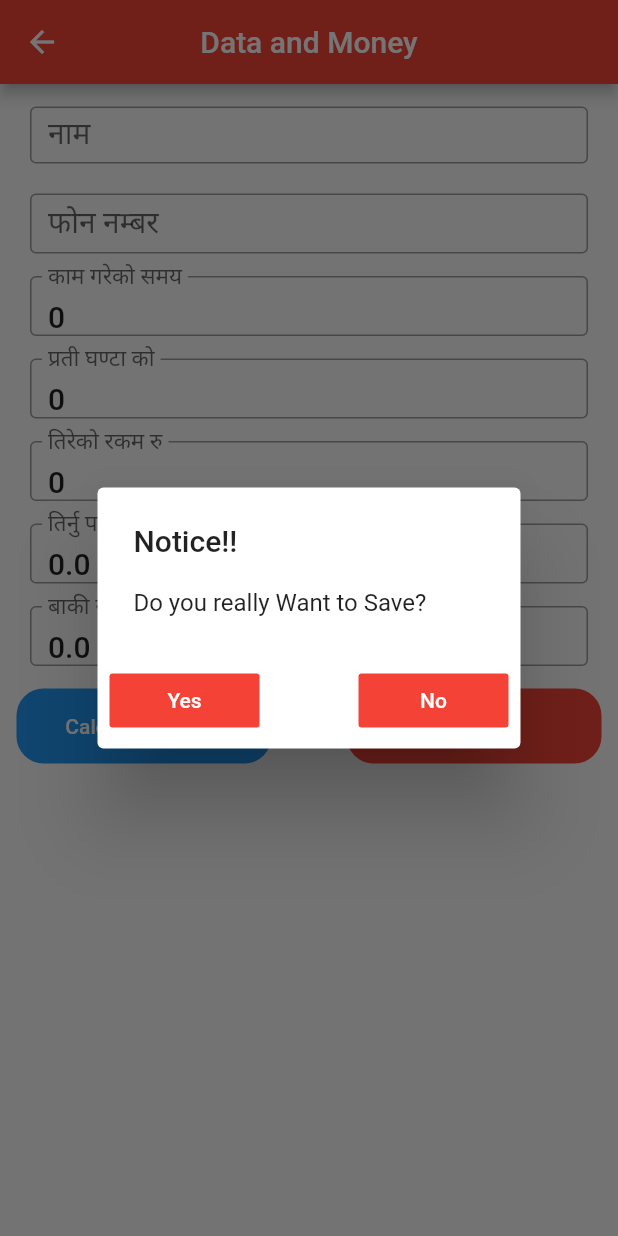
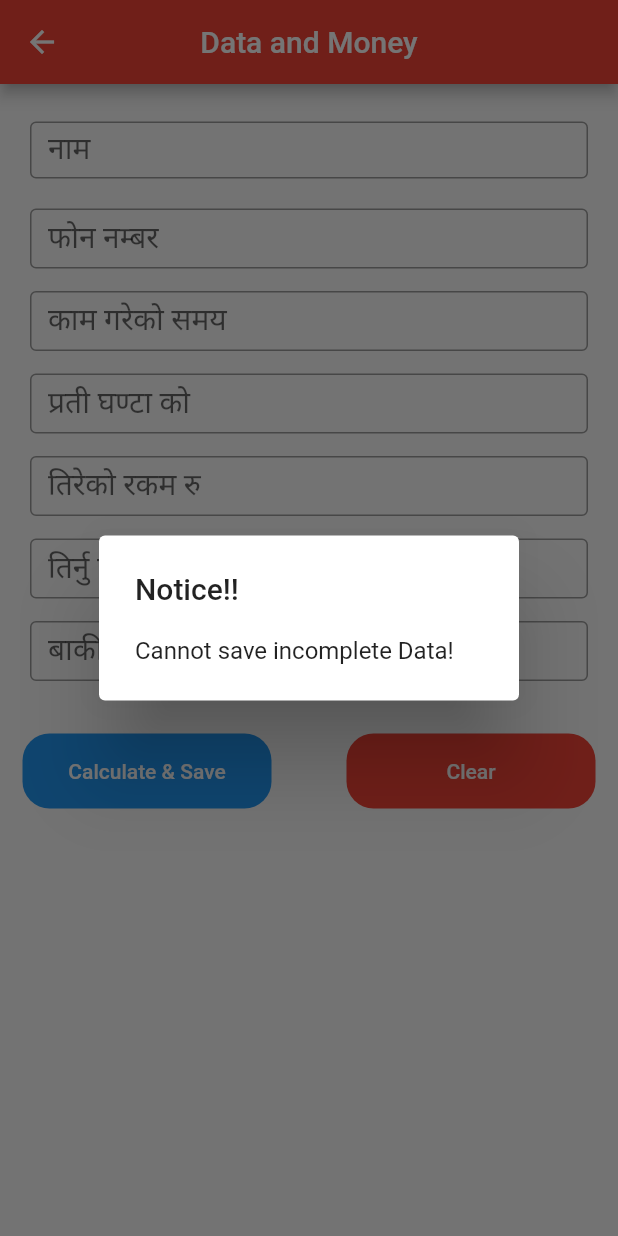
Before and after one commit to centaurusghost/Flutter-new-myapp, a Flutter app: the DataPage screen opened directly, after a tap on "Calculate & Save", on a phone screen of 412 x 824 dp. Run offline on Flutter 3.47's test engine with Material 2 defaults, Android fonts, the phone set to English and light mode, and no system bars; our stand-ins replace sqflite; accounts and stored records are empty; statements that could not run were skipped.

Commit message:
Add files via upload

```diff
--- a/lib/DataPage.dart
+++ b/lib/DataPage.dart
@@ -18,9 +18,13 @@ class _State extends State<DataPage> {
   double raw = 0.01, total = 0.02, remaining = 0.01, numOne = 0.03;
   int numTwo = 1, rawTotal = 2;
   String totalOne = 'a', totalTwo = 'b';
-
+  FocusNode myFocusNode;
   @override
   void initState() {
+
+    super.initState();
+
+    myFocusNode = FocusNode();
     contact = widget.contact ?? Contact();
 
     nameController.text = contact.name;
@@ -32,10 +36,14 @@ class _State extends State<DataPage> {
     remainingController.text = contact.remaining;
   }
 
+
   String onChanged() {
     //solution for invalid double
     if (timeController.text == '') {
       timeController.text = '0';
+    }
+    if (phoneController.text == '') {
+      phoneController.text = '0';
     }
     if (myController.text == '') {
       myController.text = '0';
@@ -84,12 +92,14 @@ class _State extends State<DataPage> {
 // void showDialogForSavedOrNot(BuildContext context, int i){
 //     showDialog(context: context, builder: builder)
 // }
-  void _showDialog(BuildContext context) {
+  void _showDialog(BuildContext context, double wide) {
 // flutter defined function
     showDialog(
       context: context,
       builder: (BuildContext context) {
-        return AlertDialog(
+        return Container(
+        width: (wide-200)/2,
+            child: AlertDialog(
           title: new Text("Alert!!"),
           backgroundColor: Colors.white,
           content: new Text("Do you really Want to Clear?"),
@@ -97,25 +107,28 @@ class _State extends State<DataPage> {
             new FlatButton(
               child: new Text("Yes"),
               textColor: Colors.white,
-              minWidth: 100,
+             // minWidth: 80 ,
               color: Colors.red,
               onPressed: () {
                 clearEverything();
                 Navigator.of(context).pop();
               },
             ),
-            SizedBox(width: 50),
+            //SizedBox(width: 50),
+            Container(
+              width: 83,
+            ),
             new FlatButton(
               child: new Text("No"),
               textColor: Colors.white,
-              minWidth: 100,
+             // minWidth: 80,
               color: Colors.red,
               onPressed: () {
                 Navigator.of(context).pop();
               },
             ),
           ],
-        );
+        ));
       },
     );
   }
@@ -168,19 +181,34 @@ class _State extends State<DataPage> {
             return AlertDialog(
               title: new Text("Notice!!"),
               backgroundColor: Colors.white,
-              content: Text('Task Failed Sucessfully'),
+              content: Text('There was Problem while Saving'),
             );
           });
     }
   }
 
 //this function to show save data dialog before saving to database
-  void _showDialogForSaving(BuildContext context) {
+  void _showDialogForSaving(BuildContext context, double wide) {
 // flutter defined function
+  if(nameController.text=='' || timeController.text=='' || myController.text=='0'|| timeController.text=='0' || myController.text=='0'){
+    showDialog(
+        context: context,
+        builder: (BuildContext context) {
+          return AlertDialog(
+              title: new Text("Notice!!"),
+          backgroundColor: Colors.white,
+          content: new Text("Cannot save incomplete Data!"));
+
+        }
+
+    );
+  }
+  else {
+    calculateData();
     showDialog(
       context: context,
       builder: (BuildContext context) {
-        return AlertDialog(
+        return ( AlertDialog(
           title: new Text("Notice!!"),
           backgroundColor: Colors.white,
           content: new Text("Do you really Want to Save?"),
@@ -188,26 +216,28 @@ class _State extends State<DataPage> {
             new FlatButton(
               child: new Text("Yes"),
               textColor: Colors.white,
-              minWidth: 100,
+             // minWidth: 80,
               color: Colors.red,
               onPressed: () {
                 saveData(); //this line is giving error
               },
             ),
-            SizedBox(width: 50),
+            Container(
+              width: 83,
+            ),
             new FlatButton(
               child: new Text("No"),
               textColor: Colors.white,
-              minWidth: 100,
+             // minWidth: 100,
               color: Colors.red,
               onPressed: () {
                 Navigator.of(context).pop();
               },
             ),
           ],
-        );
+        ) );
       },
-    );
+    );}
   }
 
   TextEditingController totalController = TextEditingController();
@@ -217,9 +247,10 @@ class _State extends State<DataPage> {
   TextEditingController remainingController = TextEditingController();
   TextEditingController paidController = TextEditingController();
   TextEditingController phoneController = TextEditingController();
-
   @override
   Widget build(BuildContext context) {
+    double Width = MediaQuery.of(context).size.width;
+    double Height = MediaQuery.of(context).size.height;
     return Scaffold(
         appBar: AppBar(
           centerTitle: true,
@@ -230,6 +261,10 @@ class _State extends State<DataPage> {
             child: Padding(
                 padding: EdgeInsets.all(10),
                 child: ListView(children: <Widget>[
+                  Container(
+                    height: 10,
+
+                  ),
                   Container(
                     height: 58,
                     alignment: Alignment.center,
@@ -281,17 +316,12 @@ class _State extends State<DataPage> {
                     alignment: Alignment.center,
                     padding: EdgeInsets.fromLTRB(10, 10, 10, 5),
                     child: TextField(
-                      controller: myController,
-                      // onTap: () {
-                      //   setState(() {
-                      //     calculateData();
-                      //   });
-                      // },
                       style: TextStyle(
                         fontWeight: FontWeight.w500,
                         fontSize: 20,
                       ),
                       keyboardType: TextInputType.number,
+                      controller: myController,
                       inputFormatters: <TextInputFormatter>[
                         FilteringTextInputFormatter.allow(RegExp(r'[0-9,.]')),
                         LengthLimitingTextInputFormatter(5),
@@ -310,11 +340,11 @@ class _State extends State<DataPage> {
                     padding: EdgeInsets.fromLTRB(10, 10, 10, 5),
                     child: TextField(
                       controller: timeController,
-                      // onTap: () {
-                      //   setState(() {
-                      //     calculateData();
-                      //   });
-                      // },
+                      onSubmitted: (String) {
+                        setState(() {
+                          calculateData();
+                        });
+                      },
                       style: TextStyle(
                         fontWeight: FontWeight.w500,
                         fontSize: 20,
@@ -400,7 +430,11 @@ class _State extends State<DataPage> {
                       ),
                     ),
                   ),
-                  Container(
+               Container(
+                 height: 20,
+
+               ),
+               Container(
                     height: 70,
                     child: Row(
                       mainAxisAlignment: MainAxisAlignment.center,
@@ -409,14 +443,14 @@ class _State extends State<DataPage> {
                           shape: RoundedRectangleBorder(
                             borderRadius: BorderRadius.circular(18.0),
                           ),
-                          minWidth: 170,
+                         minWidth: (Width-80)/2,
                           height: 50,
                           textColor: Colors.white,
                           color: Colors.blue,
                           child: Text('Calculate & Save'),
                           onPressed: () {
-                            calculateData();
-                            _showDialogForSaving(context);
+                            _showDialogForSaving(context,Width);
+                            //calculateData();
                             //  new Future.delayed(const Duration(seconds : 5));
                             //fill data
                           },
@@ -426,21 +460,19 @@ class _State extends State<DataPage> {
                           shape: RoundedRectangleBorder(
                             borderRadius: BorderRadius.circular(18.0),
                           ),
-                          minWidth: 170,
+                          minWidth:(Width-80)/2,
                           height: 50,
                           textColor: Colors.white,
                           color: Colors.red,
                           child: Text('Clear'),
                           onPressed: () {
-                            _showDialog(context);
+                            _showDialog(context,Width);
                           },
                         ),
                       ],
                       // padding: EdgeInsets.symmetric(horizontal:12, vertical: 12),
                     ),
-                  )
+                  ),
                 ]))));
   }
-
-//   _refreshContactList() async{
 }
```
Also changed, not shown: lib/DatabaseHelper.dart (+7 -7 lines), lib/MainMenu.dart (+115 -18 lines).
